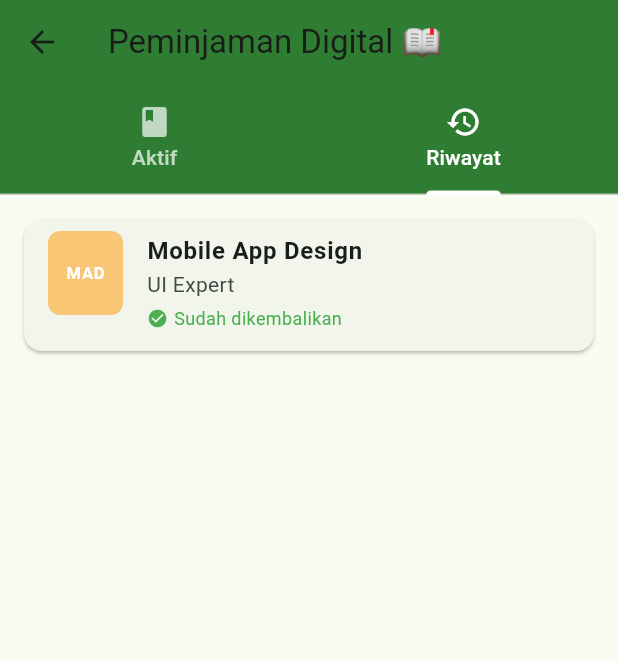
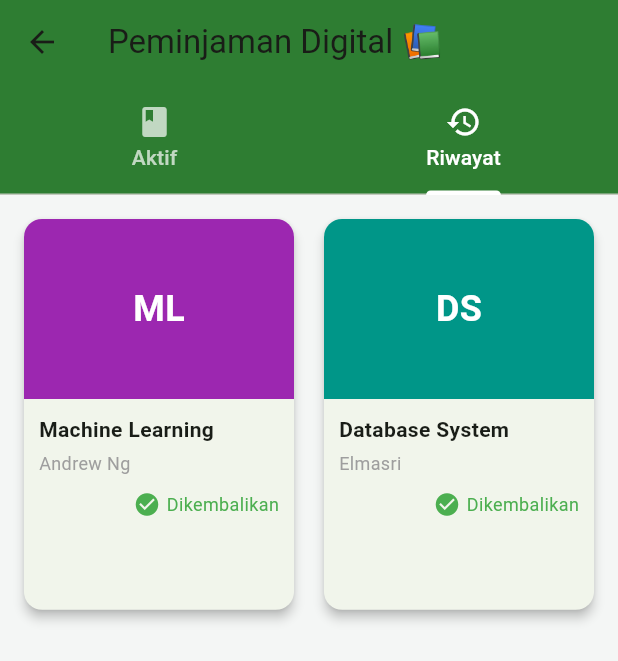
Before and after one commit to BangJems12/Bookly_MP, a Flutter app: the PeminjamanScreen screen opened by its route, tab 2 chosen, on a phone screen of 412 x 824 dp. Shown: the top 661 px of the screen. Run offline on Flutter 3.47's test engine with Material 3 defaults, Android fonts, the phone set to English and light mode, and no system bars.

Commit message:
fix UI Peminjaman Screen

```diff
--- a/lib/lib2/PeminjamanScreen.dart
+++ b/lib/lib2/PeminjamanScreen.dart
@@ -5,118 +5,147 @@ class PeminjamanScreen extends StatelessWidget {
 
   @override
   Widget build(BuildContext context) {
-    // Dummy data sederhana
+    // Data dummy buku yang sedang dipinjam dan riwayat
     final peminjamanAktif = [
       {'judul': 'Flutter UI Design', 'penulis': 'Flutter Dev', 'warna': Colors.green},
       {'judul': 'Dart Programming', 'penulis': 'Google', 'warna': Colors.blueGrey},
       {'judul': 'Web Development', 'penulis': 'Tim Berners-Lee', 'warna': Colors.blue},
+      {'judul': 'Mobile App Design', 'penulis': 'UI Expert', 'warna': Colors.orange},
     ];
 
     final riwayatPeminjaman = [
-      {'judul': 'Mobile App Design', 'penulis': 'UI Expert', 'warna': Colors.orange},
+      {'judul': 'Machine Learning', 'penulis': 'Andrew Ng', 'warna': Colors.purple},
+      {'judul': 'Database System', 'penulis': 'Elmasri', 'warna': Colors.teal},
     ];
 
     return DefaultTabController(
       length: 2,
       child: Scaffold(
+        backgroundColor: const Color(0xFFF4F6F5),
         appBar: AppBar(
-          title: const Text('Peminjaman Digital 📖'),
+          title: const Text('Peminjaman Digital 📚'),
           backgroundColor: const Color(0xFF2E7D32),
           bottom: const TabBar(
             indicatorColor: Colors.white,
             labelColor: Colors.white,
             unselectedLabelColor: Colors.white70,
             tabs: [
-              Tab(text: 'Aktif', icon: Icon(Icons.book)),
-              Tab(text: 'Riwayat', icon: Icon(Icons.history)),
+              Tab(icon: Icon(Icons.book), text: 'Aktif'),
+              Tab(icon: Icon(Icons.history), text: 'Riwayat'),
             ],
           ),
         ),
         body: TabBarView(
           children: [
-            // Tab Peminjaman Aktif
-            ListView.builder(
-              padding: const EdgeInsets.all(16),
-              itemCount: peminjamanAktif.length,
+            // === Halaman Peminjaman Aktif (Grid) ===
+            _buildGrid(peminjamanAktif, isHistory: false),
+            // === Halaman Riwayat Peminjaman (Grid) ===
+            _buildGrid(riwayatPeminjaman, isHistory: true),
+          ],
+        ),
+      ),
+    );
+  }
+
+  /// Widget grid untuk menampilkan data
+  Widget _buildGrid(List<Map<String, dynamic>> data, {required bool isHistory}) {
+    if (data.isEmpty) {
+      return Center(
+        child: Text(
+          isHistory ? 'Belum ada riwayat peminjaman' : 'Tidak ada peminjaman aktif',
+          style: const TextStyle(fontSize: 16, color: Colors.grey),
+        ),
+      );
+    }
+
+    return Padding(
+      padding: const EdgeInsets.all(12),
+      child: GridView.builder(
+        itemCount: data.length,
+        gridDelegate: const SliverGridDelegateWithFixedCrossAxisCount(
+          crossAxisCount: 2, // jumlah kolom
+          crossAxisSpacing: 12,
+          mainAxisSpacing: 12,
+          childAspectRatio: 0.7, // perbandingan lebar : tinggi
+        ),
         itemBuilder: (context, index) {
-                final item = peminjamanAktif[index];
+          final item = data[index];
+          return _buildBookCard(item, isHistory: isHistory);
+        },
+      ),
+    );
+  }
+
+  /// Widget kartu buku
+  Widget _buildBookCard(Map<String, dynamic> item, {required bool isHistory}) {
     return Card(
-                  margin: const EdgeInsets.only(bottom: 12),
       shape: RoundedRectangleBorder(borderRadius: BorderRadius.circular(12)),
-                  child: ListTile(
-                    leading: Container(
-                      width: 50,
-                      height: 70,
+      elevation: 3,
+      child: Column(
+        crossAxisAlignment: CrossAxisAlignment.start,
+        children: [
+          // Sampul buku
+          Container(
+            height: 120,
+            width: double.infinity,
             decoration: BoxDecoration(
               color: item['warna'] as Color,
-                        borderRadius: BorderRadius.circular(8),
+              borderRadius: const BorderRadius.vertical(top: Radius.circular(12)),
             ),
             child: Center(
               child: Text(
                 (item['judul'] as String).split(' ').map((w) => w[0]).join(),
-                          style: const TextStyle(color: Colors.white, fontWeight: FontWeight.bold),
+                style: const TextStyle(
+                  fontSize: 24,
+                  color: Colors.white,
+                  fontWeight: FontWeight.bold,
                 ),
               ),
             ),
-                    title: Text(item['judul'] as String,
-                        style: const TextStyle(fontWeight: FontWeight.bold)),
-                    subtitle: Text(item['penulis'] as String),
-                    trailing: const Icon(Icons.access_time, color: Colors.green),
           ),
-                );
-              },
-            ),
-
-            // Tab Riwayat
-            ListView.builder(
-              padding: const EdgeInsets.all(16),
-              itemCount: riwayatPeminjaman.length,
-              itemBuilder: (context, index) {
-                final item = riwayatPeminjaman[index];
-                return Card(
-                  margin: const EdgeInsets.only(bottom: 12),
-                  shape: RoundedRectangleBorder(borderRadius: BorderRadius.circular(12)),
-                  child: ListTile(
-                    leading: Container(
-                      width: 50,
-                      height: 70,
-                      decoration: BoxDecoration(
-                        color: (item['warna'] as Color).withOpacity(0.5),
-                        borderRadius: BorderRadius.circular(8),
-                      ),
-                      child: Center(
-                        child: Text(
-                          (item['judul'] as String).split(' ').map((w) => w[0]).join(),
-                          style: const TextStyle(color: Colors.white, fontWeight: FontWeight.bold),
-                        ),
-                      ),
-                    ),
-                    title: Text(item['judul'] as String,
-                        style: const TextStyle(fontWeight: FontWeight.bold)),
-                    subtitle: Column(
+          // Detail buku
+          Padding(
+            padding: const EdgeInsets.all(10),
+            child: Column(
               crossAxisAlignment: CrossAxisAlignment.start,
               children: [
-                        Text(item['penulis'] as String),
+                Text(
+                  item['judul'] as String,
+                  style: const TextStyle(
+                    fontWeight: FontWeight.bold,
+                    fontSize: 14,
+                  ),
+                  maxLines: 2,
+                  overflow: TextOverflow.ellipsis,
+                ),
                 const SizedBox(height: 4),
-                        const Row(
+                Text(
+                  item['penulis'] as String,
+                  style: const TextStyle(color: Colors.grey, fontSize: 12),
+                ),
+                const SizedBox(height: 10),
+                Row(
+                  mainAxisAlignment: MainAxisAlignment.end,
                   children: [
-                            Icon(Icons.check_circle, size: 14, color: Colors.green),
-                            SizedBox(width: 4),
+                    Icon(
+                      isHistory ? Icons.check_circle : Icons.access_time,
+                      color: isHistory ? Colors.green : Colors.orange,
+                      size: 18,
+                    ),
+                    const SizedBox(width: 4),
                     Text(
-                              'Sudah dikembalikan',
-                              style: TextStyle(fontSize: 12, color: Colors.green),
+                      isHistory ? 'Dikembalikan' : 'Dipinjam',
+                      style: TextStyle(
+                        fontSize: 12,
+                        color: isHistory ? Colors.green : Colors.orange,
+                      ),
                     ),
                   ],
                 ),
               ],
             ),
-                    isThreeLine: true,
-                  ),
-                );
-              },
           ),
         ],
-        ),
       ),
     );
   }
--- a/lib/lib2/Tugas.dart
+++ b/lib/lib2/Tugas.dart
@@ -4,8 +4,6 @@ import 'package:flutter/material.dart';
 class ProductGalleryApp extends StatelessWidget {
   final List<String> categories = ['Terbaru', 'Populer', 'Diskon', 'Pakaian', 'Elektronik', 'Rumah'];
   final int totalProducts = 15;
-
-  const ProductGalleryApp({super.key});
 
   @override
   Widget build(BuildContext context) {
```
Lines whose indentation alone changed are shown as unchanged.
